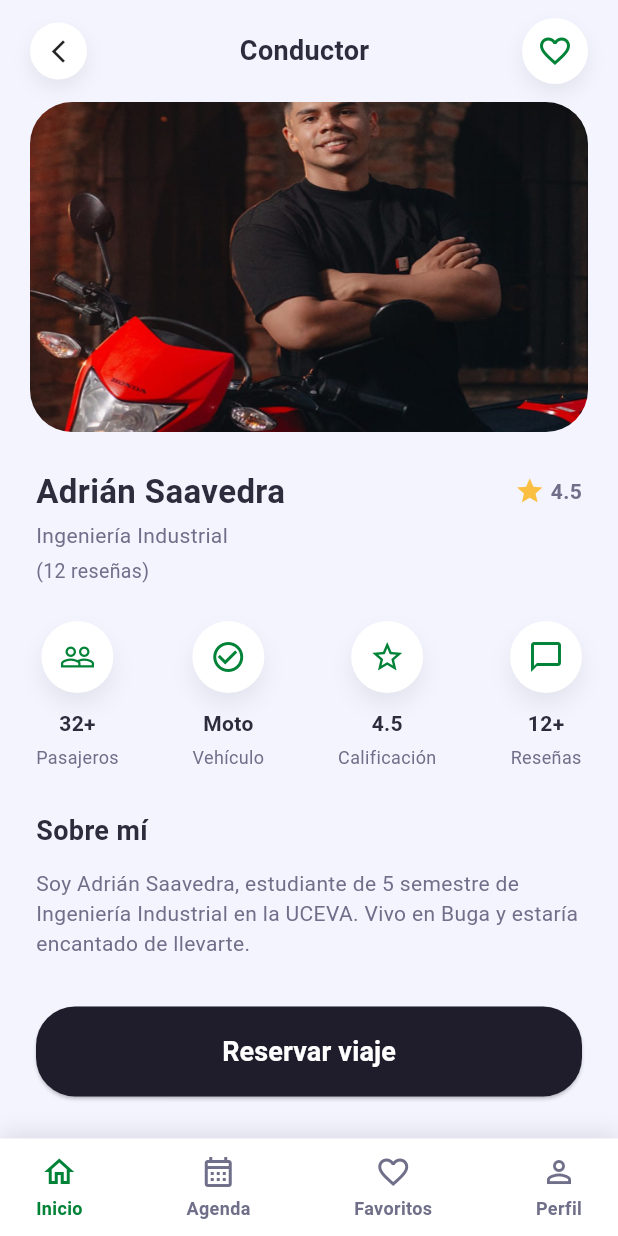
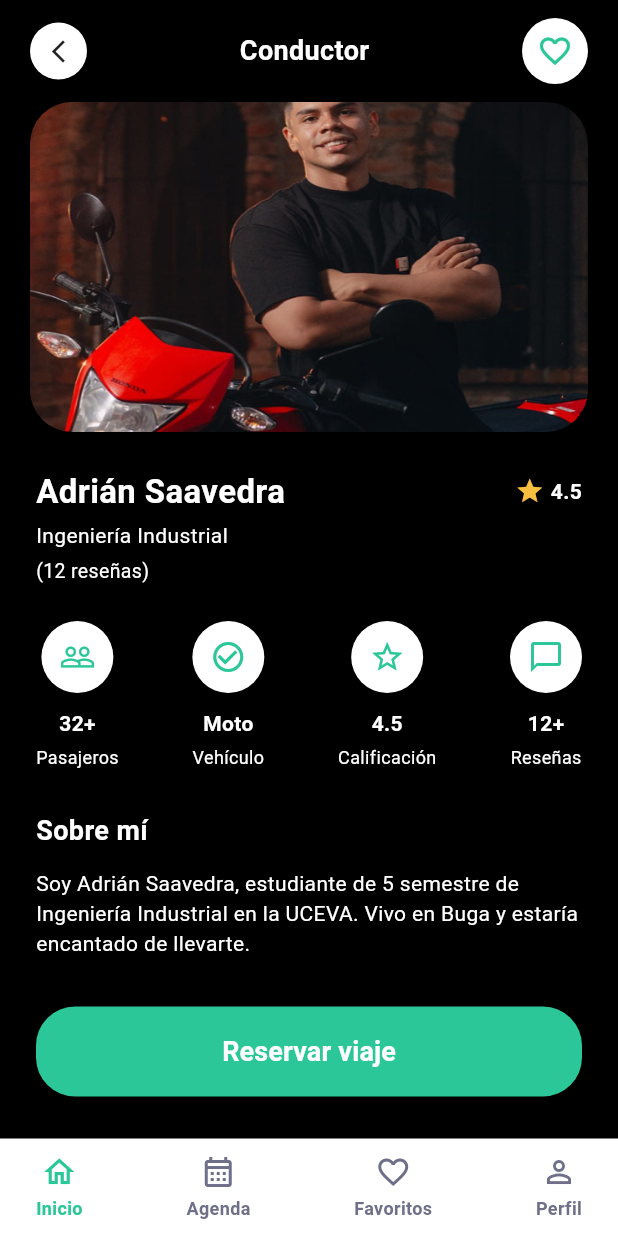
Before and after one commit to Angie-Natalia-Cobo-Vasquez/unigo_frontend, a Flutter app: the DriverProfileScreen screen opened by its route, on a phone screen of 412 x 824 dp. Run offline on Flutter 3.47's test engine with Material 3 defaults, Android fonts, the phone set to English and light mode, and no system bars; our stand-ins replace url_strategy; accounts and stored records are empty.

Commit message:
feat: actualización paleta de colores al 50%

```diff
--- a/lib/main.dart
+++ b/lib/main.dart
@@ -18,7 +18,7 @@
   @override
   Widget build(BuildContext context) {
     return MaterialApp(
-      title: 'UniGo',
+      title: 'DriveU',
       debugShowCheckedModeBanner: false,
       theme: ThemeData(
         fontFamily: 'Roboto',
--- a/lib/screens/driver_profile/driver_profile_screen.dart
+++ b/lib/screens/driver_profile/driver_profile_screen.dart
@@ -72,7 +72,7 @@
                     const Text(
                       'Conductor',
                       style: TextStyle(
-                        color: AppColors.textPrimary,
+                        color: AppColors.primary,
                         fontSize: 18,
                         fontWeight: FontWeight.w700,
                       ),
@@ -133,7 +133,7 @@
                               child: Text(
                                 driver.name,
                                 style: const TextStyle(
-                                  color: AppColors.textPrimary,
+                                  color: AppColors.primary,
                                   fontSize: 22,
                                   fontWeight: FontWeight.w700,
                                 ),
@@ -154,7 +154,7 @@
                                 Text(
                                   '${driver.rating.toStringAsFixed(1)}',
                                   style: const TextStyle(
-                                    color: AppColors.textSecondary,
+                                    color: AppColors.primary,
                                     fontWeight: FontWeight.w600,
                                   ),
                                 ),
@@ -166,7 +166,7 @@
                         Text(
                           driver.profession,
                           style: const TextStyle(
-                            color: AppColors.textSecondary,
+                            color: AppColors.primary,
                             fontSize: 14,
                           ),
                         ),
@@ -174,7 +174,7 @@
                         Text(
                           '(${driver.reviews} reseñas)',
                           style: const TextStyle(
-                            color: AppColors.textSecondary,
+                            color: AppColors.primary,
                             fontSize: 13,
                           ),
                         ),
@@ -210,7 +210,7 @@
                     const Text(
                       'Sobre mí',
                       style: TextStyle(
-                        color: AppColors.textPrimary,
+                        color: AppColors.primary,
                         fontSize: 18,
                         fontWeight: FontWeight.w700,
                       ),
@@ -219,7 +219,7 @@
                     Text(
                       driver.bio,
                       style: const TextStyle(
-                        color: AppColors.textSecondary,
+                        color: AppColors.primary,
                         height: 1.4,
                       ),
                     ),
@@ -229,7 +229,7 @@
                       height: 60,
                       child: ElevatedButton(
                         style: ElevatedButton.styleFrom(
-                          backgroundColor: AppColors.primary,
+                          backgroundColor: AppColors.secondary,
                           shape: RoundedRectangleBorder(
                             borderRadius: BorderRadius.circular(26),
                           ),
@@ -299,7 +299,7 @@
         Text(
           value,
           style: const TextStyle(
-            color: AppColors.textPrimary,
+            color: AppColors.primary,
             fontSize: 14,
             fontWeight: FontWeight.w700,
           ),
@@ -307,7 +307,7 @@
         const SizedBox(height: 4),
         Text(
           label,
-          style: const TextStyle(color: AppColors.textSecondary, fontSize: 12),
+          style: const TextStyle(color: AppColors.primary, fontSize: 12),
         ),
       ],
     );
--- a/lib/screens/favorites/favorites_screen.dart
+++ b/lib/screens/favorites/favorites_screen.dart
@@ -76,7 +76,7 @@
                   const Text(
                     'Mis favoritos',
                     style: TextStyle(
-                      color: AppColors.textPrimary,
+                      color: AppColors.primary,
                       fontSize: 22,
                       fontWeight: FontWeight.w700,
                     ),
--- a/lib/screens/profile/edit_profile_screen.dart
+++ b/lib/screens/profile/edit_profile_screen.dart
@@ -211,7 +211,7 @@
                 height: 54,
                 child: ElevatedButton(
                   style: ElevatedButton.styleFrom(
-                    backgroundColor: AppColors.primary,
+                    backgroundColor: const Color.fromARGB(255, 44, 199, 152),
                     shape: RoundedRectangleBorder(
                       borderRadius: BorderRadius.circular(26),
                     ),
@@ -220,7 +220,7 @@
                   child: const Text(
                     'Editar Perfil',
                     style: TextStyle(
-                      color: Colors.white,
+                      color: Color.fromARGB(255, 255, 255, 255),
                       fontSize: 16,
                       fontWeight: FontWeight.w600,
                     ),
@@ -261,7 +261,7 @@
         Text(
           label,
           style: const TextStyle(
-            color: AppColors.textSecondary,
+            color: Color.fromARGB(255, 255, 255, 255),
             fontWeight: FontWeight.w600,
           ),
         ),
--- a/lib/screens/trips/my_trips_screen.dart
+++ b/lib/screens/trips/my_trips_screen.dart
@@ -98,7 +98,7 @@
                   const Text(
                     'Mis viajes',
                     style: TextStyle(
-                      color: AppColors.textPrimary,
+                      color: AppColors.primary,
                       fontSize: 22,
                       fontWeight: FontWeight.w700,
                     ),
--- a/lib/theme/app_colors.dart
+++ b/lib/theme/app_colors.dart
@@ -1,9 +1,9 @@
 import 'package:flutter/material.dart';
 
 class AppColors {
-  static const Color background = Color(0xFFF4F4FF);
-  static const Color primary = Color(0xFF1F1D2B);
-  static const Color secondary = Color.fromARGB(255, 0, 130, 55);
+  static const Color background = Color.fromARGB(255, 0, 0, 0);
+  static const Color primary = Color.fromARGB(255, 255, 255, 255);
+  static const Color secondary = Color.fromARGB(255, 44, 199, 152);
   static const Color accent = Color(0xFF3CC8B4);
   static const Color warning = Color(0xFFFABF40);
   static const Color success = Color(0xFF2EB872);
```
Also changed, not shown: lib/screens/home/home_screen.dart (+8 -8 lines).
